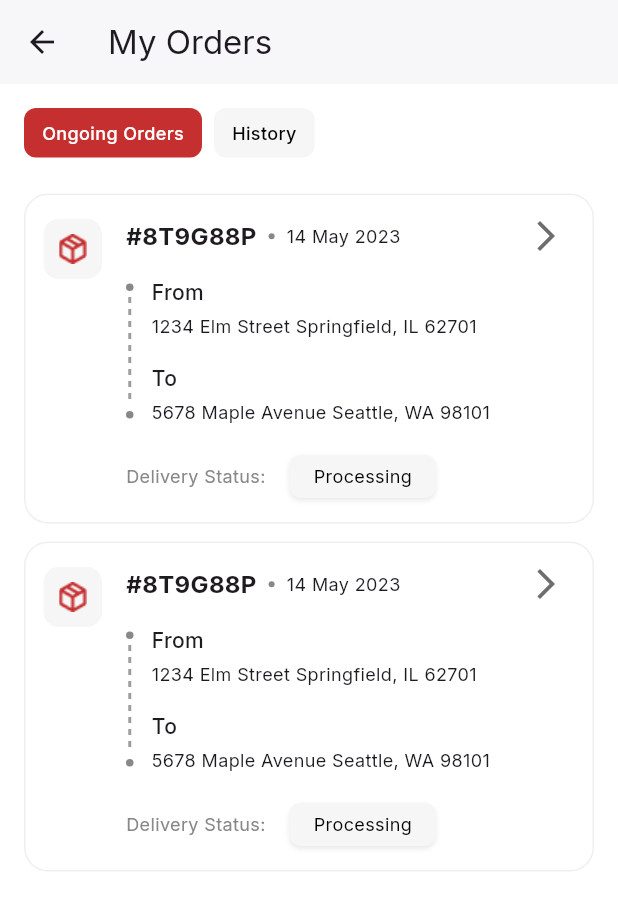
After one commit to NashedShahRoni22/JiMamu-App, a Flutter app: the OrderDetailsScreen screen opened directly, on a phone screen of 412 x 824 dp. The commit adds this screen. Shown: the top 910 px of the screen. Run offline on Flutter 3.47's test engine with Material 3 defaults, Android fonts, the phone set to English and light mode, and no system bars; our stand-ins replace carousel_slider, google_fonts, image_cropper, image_picker.

Commit message:
[Add]: My orders screen UI added.

```diff
--- a/lib/global_consts/global_colors.dart
+++ b/lib/global_consts/global_colors.dart
@@ -2,13 +2,16 @@ import 'package:flutter/material.dart';
 
 class GlobalColors {
   static Color white = const Color(0xffffffff);
+  static Color white100 = const Color(0xffefefef);
 
   static Color secondary = const Color(0xffF6F6F6);
 
   static Color flushMahogany = const Color(0xffC52F30);
 
+  static Color black = const Color(0xff000000);
   static Color black50 = const Color(0xfff6f6f6);
   static Color black100 = const Color(0xffe7e7e7);
+  static Color black400 = const Color(0xff888888);
   static Color black500 = const Color(0xff6d6d6d);
   static Color black700 = const Color(0xff4f4f4f);
   static Color black800 = const Color(0xff454545);
--- a/lib/global_consts/global_typography.dart
+++ b/lib/global_consts/global_typography.dart
@@ -12,6 +12,8 @@ class GlobalTypography {
       const TextStyle(fontSize: 12, fontWeight: FontWeight.w500);
   static TextStyle h1Medium =
       const TextStyle(fontSize: 24, fontWeight: FontWeight.w500);
+  static TextStyle bodyMedium =
+      const TextStyle(fontSize: 14, fontWeight: FontWeight.w500);
   static TextStyle sub1Medium =
       const TextStyle(fontSize: 16, fontWeight: FontWeight.w500);
 
--- /dev/null
+++ b/lib/home/view/screens/my_orders/view/my_orders.dart
@@ -0,0 +1,87 @@
+import 'package:flutter/material.dart';
+import 'package:jimamu/global_consts/global_colors.dart';
+import 'package:jimamu/global_consts/global_typography.dart';
+import 'package:jimamu/home/view/screens/my_orders/view/widgets/order_card.dart';
+
+class MyOrders extends StatefulWidget {
+  static const String id = 'MyOrders';
+  const MyOrders({super.key});
+
+  @override
+  State<MyOrders> createState() => _MyOrdersState();
+}
+
+class _MyOrdersState extends State<MyOrders> {
+  int type = 0;
+
+  @override
+  Widget build(BuildContext context) {
+    return Scaffold(
+      appBar: AppBar(
+        title: const Text('My Orders'),
+        backgroundColor: Colors.white,
+        elevation: 1,
+      ),
+      body: Padding(
+        padding: const EdgeInsets.all(16.0),
+        child: Column(
+          children: [
+            _buildTabBar(),
+            const SizedBox(height: 24),
+            Expanded(
+              child: ListView.builder(
+                itemCount: 2, // replace with your actual list
+                itemBuilder: (context, index) {
+                  return Column(
+                    children: [
+                      OrderCard(
+                        orderId: '#8T9G88P',
+                        date: '14 May 2023',
+                        from: '1234 Elm Street Springfield, IL 62701',
+                        to: '5678 Maple Avenue Seattle, WA 98101',
+                        status: 'Processing',
+                        onPressed: () {},
+                      ),
+                      const SizedBox(height: 12),
+                    ],
+                  );
+                },
+              ),
+            ),
+          ],
+        ),
+      ),
+    );
+  }
+
+  Widget _buildTabBar() {
+    return Row(
+      children: [
+        _buildTab('Ongoing Orders', 0),
+        const SizedBox(width: 8),
+        _buildTab('History', 1),
+      ],
+    );
+  }
+
+  Widget _buildTab(String label, int index) {
+    final isSelected = type == index;
+    return InkWell(
+      onTap: () => setState(() => type = index),
+      child: Container(
+        padding: const EdgeInsets.symmetric(horizontal: 12, vertical: 8),
+        decoration: BoxDecoration(
+          color:
+              isSelected ? GlobalColors.flushMahogany : GlobalColors.secondary,
+          borderRadius: BorderRadius.circular(8),
+        ),
+        child: Text(
+          label,
+          style: GlobalTypography.pMedium.copyWith(
+            color: isSelected ? GlobalColors.white : GlobalColors.black,
+          ),
+        ),
+      ),
+    );
+  }
+}
--- /dev/null
+++ b/lib/home/view/screens/my_orders/view/widgets/dotted_line.dart
@@ -0,0 +1,31 @@
+import 'package:flutter/material.dart';
+
+class DottedLine extends StatelessWidget {
+  final double height;
+  final double dotSize;
+  final Color color;
+  final double spacing;
+
+  const DottedLine({
+    super.key,
+    required this.height,
+    this.dotSize = 4,
+    this.color = Colors.grey,
+    this.spacing = 4,
+  });
+
+  @override
+  Widget build(BuildContext context) {
+    final dotCount = height > 0 ? (height / (dotSize + spacing)).floor() : 0;
+    return Column(
+      children: List.generate(dotCount, (index) {
+        return Container(
+          width: 2,
+          height: dotSize,
+          margin: EdgeInsets.only(bottom: spacing),
+          color: color,
+        );
+      }),
+    );
+  }
+}
--- /dev/null
+++ b/lib/home/view/screens/my_orders/view/widgets/measure_size.dart
@@ -0,0 +1,36 @@
+import 'package:flutter/material.dart';
+
+typedef OnWidgetSizeChange = void Function(Size size);
+
+class MeasureSize extends StatefulWidget {
+  final Widget child;
+  final OnWidgetSizeChange onChange;
+
+  const MeasureSize({
+    super.key,
+    required this.child,
+    required this.onChange,
+  });
+
+  @override
+  State<MeasureSize> createState() => _MeasureSizeState();
+}
+
+class _MeasureSizeState extends State<MeasureSize> {
+  Size? oldSize;
+
+  @override
+  Widget build(BuildContext context) {
+    WidgetsBinding.instance.addPostFrameCallback((_) {
+      final renderBox = context.findRenderObject();
+      if (renderBox is RenderBox) {
+        final newSize = renderBox.size;
+        if (oldSize == null || oldSize != newSize) {
+          oldSize = newSize;
+          widget.onChange(newSize);
+        }
+      }
+    });
+    return widget.child;
+  }
+}
--- /dev/null
+++ b/lib/home/view/screens/my_orders/view/widgets/order_card.dart
@@ -0,0 +1,160 @@
+import 'package:flutter/material.dart';
+import 'package:jimamu/global_consts/global_colors.dart';
+import 'package:jimamu/global_consts/global_typography.dart';
+import 'package:jimamu/home/view/screens/my_orders/view/widgets/dotted_line.dart';
+import 'package:jimamu/home/view/screens/my_orders/view/widgets/measure_size.dart';
+
+class OrderCard extends StatefulWidget {
+  final String orderId;
+  final String date;
+  final String from;
+  final String to;
+  final String status;
+  final VoidCallback onPressed;
+
+  const OrderCard({
+    super.key,
+    required this.orderId,
+    required this.date,
+    required this.from,
+    required this.to,
+    required this.status,
+    required this.onPressed,
+  });
+
+  @override
+  State<OrderCard> createState() => _OrderCardState();
+}
+
+class _OrderCardState extends State<OrderCard> {
+  double _addressHeight = 0;
+
+  @override
+  Widget build(BuildContext context) {
+    return Stack(
+      children: [
+        Container(
+          padding: const EdgeInsets.symmetric(horizontal: 12, vertical: 16),
+          decoration: BoxDecoration(
+            borderRadius: BorderRadius.circular(16),
+            border: Border.all(width: 1, color: GlobalColors.white100),
+          ),
+          child: Row(
+            crossAxisAlignment: CrossAxisAlignment.start,
+            children: [
+              Container(
+                padding: const EdgeInsets.all(10),
+                decoration: BoxDecoration(
+                  borderRadius: BorderRadius.circular(10),
+                  color: GlobalColors.secondary,
+                ),
+                child: Image.asset('assets/icons/package.png'),
+              ),
+              const SizedBox(width: 16),
+              Expanded(
+                child: Column(
+                  crossAxisAlignment: CrossAxisAlignment.start,
+                  children: [
+                    _buildHeaderRow(),
+                    const SizedBox(height: 16),
+                    _buildAddressSection(),
+                    const SizedBox(height: 20),
+                    _buildStatusRow(),
+                  ],
+                ),
+              ),
+            ],
+          ),
+        ),
+        Positioned(
+          right: 8,
+          top: 4,
+          child: IconButton(
+            onPressed: widget.onPressed,
+            icon: Icon(Icons.arrow_forward_ios, color: GlobalColors.black500),
+          ),
+        ),
+      ],
+    );
+  }
+
+  Widget _buildHeaderRow() {
+    return Row(
+      children: [
+        Text(widget.orderId, style: GlobalTypography.sub1SemiBold),
+        Padding(
+          padding: const EdgeInsets.symmetric(horizontal: 8.0),
+          child:
+              CircleAvatar(radius: 2, backgroundColor: GlobalColors.black400),
+        ),
+        Text(widget.date, style: GlobalTypography.pRegular),
+      ],
+    );
+  }
+
+  Widget _buildAddressSection() {
+    return Row(
+      crossAxisAlignment: CrossAxisAlignment.start,
+      children: [
+        Padding(
+          padding: const EdgeInsets.symmetric(vertical: 4.0),
+          child: Column(
+            children: [
+              CircleAvatar(radius: 2.5, backgroundColor: GlobalColors.black400),
+              const SizedBox(height: 4),
+              _addressHeight > 0
+                  ? DottedLine(height: _addressHeight - 24)
+                  : const SizedBox(width: 2),
+              const SizedBox(height: 4),
+              CircleAvatar(radius: 2.5, backgroundColor: GlobalColors.black400),
+            ],
+          ),
+        ),
+        const SizedBox(width: 12),
+        MeasureSize(
+          onChange: (size) => setState(() => _addressHeight = size.height),
+          child: Column(
+            crossAxisAlignment: CrossAxisAlignment.start,
+            children: [
+              Text('From', style: GlobalTypography.bodyMedium),
+              const SizedBox(height: 4),
+              Text(widget.from, style: GlobalTypography.pRegular),
+              const SizedBox(height: 16),
+              Text('To', style: GlobalTypography.bodyMedium),
+              const SizedBox(height: 4),
+              Text(widget.to, style: GlobalTypography.pRegular),
+            ],
+          ),
+        ),
+      ],
+    );
+  }
+
+  Widget _buildStatusRow() {
+    return Row(
+      children: [
+        Text('Delivery Status:',
+            style: GlobalTypography.pRegular
+                .copyWith(color: GlobalColors.black400)),
+        const SizedBox(width: 16),
+        Container(
+          padding: const EdgeInsets.symmetric(horizontal: 16, vertical: 6),
+          decoration: BoxDecoration(
+            color: GlobalColors.secondary,
+            borderRadius: BorderRadius.circular(8),
+            boxShadow: [
+              BoxShadow(
+                color: GlobalColors.black.withOpacity(0.08),
+                blurRadius: 2,
+                offset: const Offset(0, 2),
+              )
+            ],
+          ),
+          child: Text(widget.status,
+              style: GlobalTypography.pRegular
+                  .copyWith(color: GlobalColors.black)),
+        ),
+      ],
+    );
+  }
+}
--- /dev/null
+++ b/lib/home/view/screens/order_details/view/order_details_screen.dart
@@ -0,0 +1,87 @@
+import 'package:flutter/material.dart';
+import 'package:jimamu/global_consts/global_colors.dart';
+import 'package:jimamu/global_consts/global_typography.dart';
+import 'package:jimamu/home/view/screens/my_orders/view/widgets/order_card.dart';
+
+class OrderDetailsScreen extends StatefulWidget {
+  static const String id = 'OrderDetailsScreen';
+  const OrderDetailsScreen({super.key});
+
+  @override
+  State<OrderDetailsScreen> createState() => _OrderDetailsScreenState();
+}
+
+class _OrderDetailsScreenState extends State<OrderDetailsScreen> {
+  int type = 0;
+
+  @override
+  Widget build(BuildContext context) {
+    return Scaffold(
+      appBar: AppBar(
+        title: const Text('My Orders'),
+        backgroundColor: Colors.white,
+        elevation: 1,
+      ),
+      body: Padding(
+        padding: const EdgeInsets.all(16.0),
+        child: Column(
+          children: [
+            _buildTabBar(),
+            const SizedBox(height: 24),
+            Expanded(
+              child: ListView.builder(
+                itemCount: 2, // replace with your actual list
+                itemBuilder: (context, index) {
+                  return Column(
+                    children: [
+                      OrderCard(
+                        orderId: '#8T9G88P',
+                        date: '14 May 2023',
+                        from: '1234 Elm Street Springfield, IL 62701',
+                        to: '5678 Maple Avenue Seattle, WA 98101',
+                        status: 'Processing',
+                        onPressed: () {},
+                      ),
+                      const SizedBox(height: 12),
+                    ],
+                  );
+                },
+              ),
+            ),
+          ],
+        ),
+      ),
+    );
+  }
+
+  Widget _buildTabBar() {
+    return Row(
+      children: [
+        _buildTab('Ongoing Orders', 0),
+        const SizedBox(width: 8),
+        _buildTab('History', 1),
+      ],
+    );
+  }
+
+  Widget _buildTab(String label, int index) {
+    final isSelected = type == index;
+    return InkWell(
+      onTap: () => setState(() => type = index),
+      child: Container(
+        padding: const EdgeInsets.symmetric(horizontal: 12, vertical: 8),
+        decoration: BoxDecoration(
+          color:
+              isSelected ? GlobalColors.flushMahogany : GlobalColors.secondary,
+          borderRadius: BorderRadius.circular(8),
+        ),
+        child: Text(
+          label,
+          style: GlobalTypography.pMedium.copyWith(
+            color: isSelected ? GlobalColors.white : GlobalColors.black,
+          ),
+        ),
+      ),
+    );
+  }
+}
--- a/lib/home/view/widgets/service_grid.dart
+++ b/lib/home/view/widgets/service_grid.dart
@@ -1,4 +1,5 @@
 import 'package:flutter/material.dart';
+import 'package:jimamu/home/view/screens/my_orders/view/my_orders.dart';
 
 import '../../../global_consts/global_colors.dart';
 import '../../../global_consts/global_typography.dart';
@@ -14,9 +15,15 @@ class ServicesGrid extends StatelessWidget {
       spacing: 18,
       runSpacing: 18,
       children: services.map((service) {
-        return SizedBox(
+        return InkWell(
+          onTap: () {
+            if (service['title']! == 'My Orders') {
+              Navigator.pushNamed(context, MyOrders.id);
+            }
+          },
+          child: SizedBox(
             width: (MediaQuery.of(context).size.width - 52) / 2,
-          child: Container(
+            child: Ink(
               decoration: BoxDecoration(
                 color: GlobalColors.secondary,
                 borderRadius: BorderRadius.circular(16),
@@ -48,6 +55,7 @@ class ServicesGrid extends StatelessWidget {
                 ],
               ),
             ),
+          ),
         );
       }).toList(),
     );
--- a/lib/routes.dart
+++ b/lib/routes.dart
@@ -2,6 +2,7 @@ import 'package:flutter/material.dart';
 import 'package:jimamu/auth/otp_screen.dart';
 import 'package:jimamu/auth/update_profile_screen.dart';
 import 'package:jimamu/home/view/home_screen.dart';
+import 'package:jimamu/home/view/screens/my_orders/view/my_orders.dart';
 
 Route<dynamic> generateRoute(RouteSettings routeSettings) {
   switch (routeSettings.name) {
@@ -20,6 +21,11 @@ Route<dynamic> generateRoute(RouteSettings routeSettings) {
         settings: routeSettings,
         builder: (_) => const HomeScreen(),
       );
+    case MyOrders.id:
+      return MaterialPageRoute(
+        settings: routeSettings,
+        builder: (_) => const MyOrders(),
+      );
     default:
       return MaterialPageRoute(
         settings: routeSettings,
--- a/pubspec.yaml
+++ b/pubspec.yaml
@@ -64,6 +64,7 @@ flutter:
   assets:
     - assets/auth/
     - assets/home/
+    - assets/icons/
 
   # An image asset can refer to one or more resolution-specific "variants", see
   # https://flutter.dev/assets-and-images/#resolution-aware
```
Also changed, not shown: assets/icons/package.png (added). Lines whose indentation alone changed are shown as unchanged.
